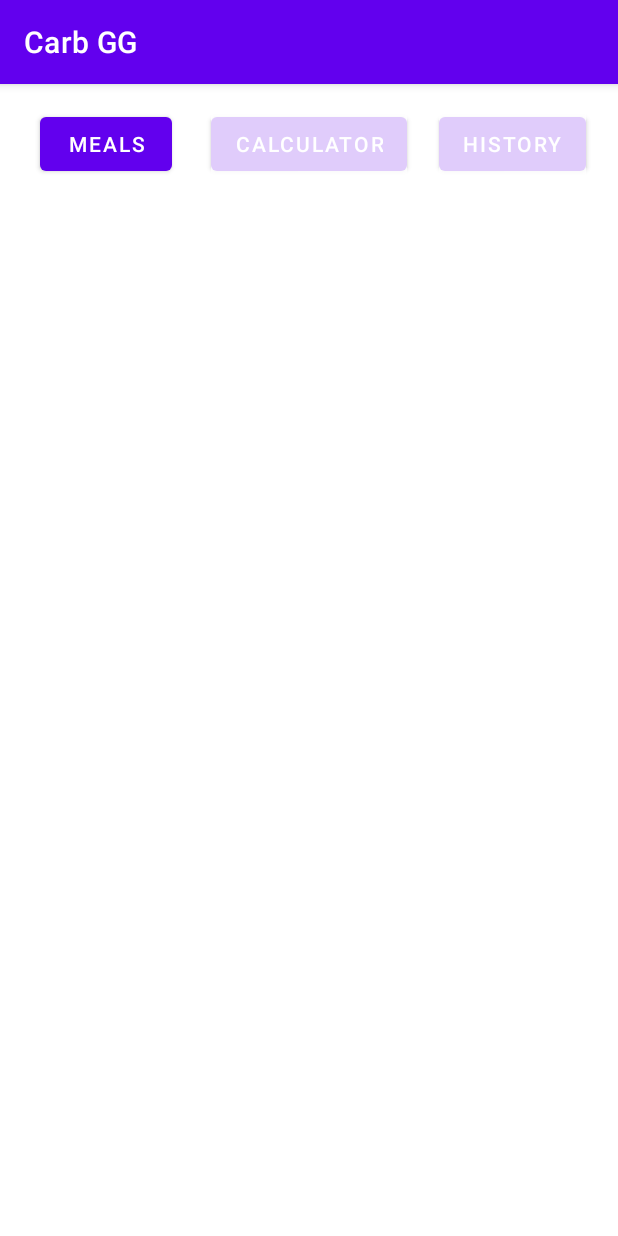
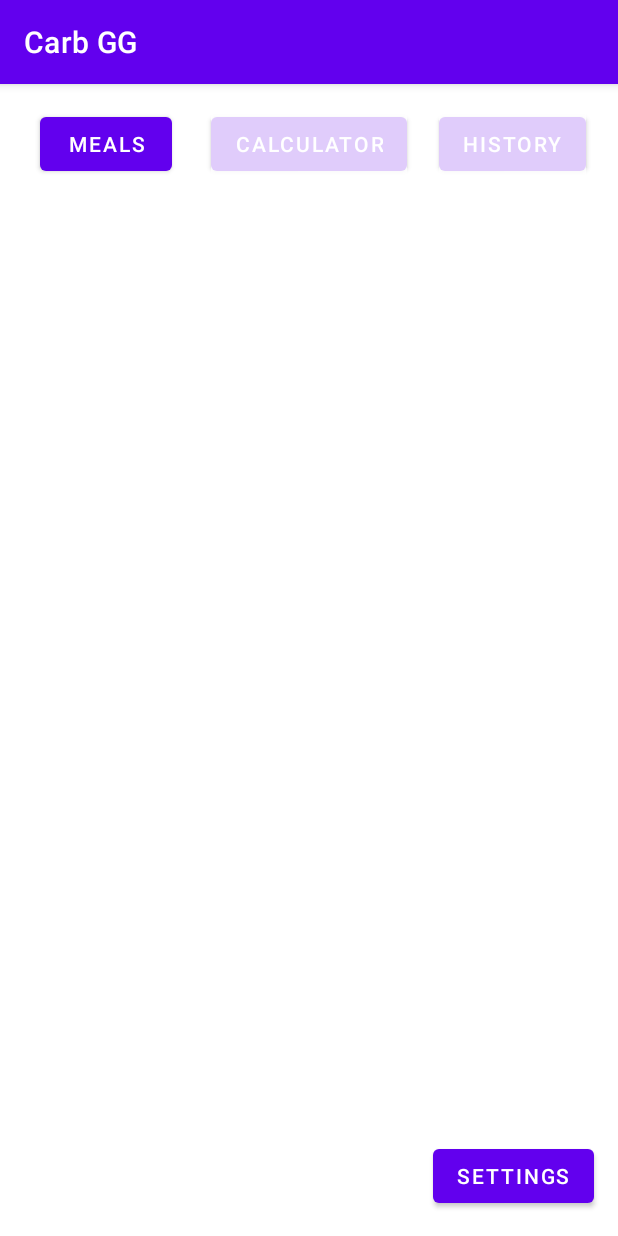
Before and after one commit to Fieldbishop/Carb-GG, an Android app: the SwipeLeft screen opened directly, with no data from a screen before it, on a phone screen of 412 x 824 dp. Run offline under Robolectric (Android 15) with nearby library versions, the phone set to English and light mode, and no system bars.

Commit message:
hitsisti ruutui lisää

```diff
--- a/app/src/main/AndroidManifest.xml
+++ b/app/src/main/AndroidManifest.xml
@@ -9,8 +9,7 @@
         android:roundIcon="@mipmap/ic_launcher_round"
         android:supportsRtl="true"
         android:theme="@style/Theme.CarbGG">
-        <activity android:name=".SettingsPage"></activity>
-        <activity android:name=".SwipeRight" />
+        <activity android:name=".SwipeRight"></activity>
         <activity android:name=".SwipeLeft" />
         <activity android:name=".MainActivity">
             <intent-filter>
--- a/app/src/main/res/layout/activity_swipe_left.xml
+++ b/app/src/main/res/layout/activity_swipe_left.xml
@@ -5,6 +5,7 @@
     android:layout_width="match_parent"
     android:layout_height="match_parent"
     tools:context=".SwipeLeft">
+
     <Button
         android:id="@+id/leftScreenButton"
         android:layout_width="wrap_content"
@@ -14,27 +15,37 @@
         app:layout_constraintEnd_toStartOf="@+id/homeScreenButton"
         app:layout_constraintStart_toStartOf="parent"
         app:layout_constraintTop_toTopOf="parent" />
+
     <Button
         android:id="@+id/homeScreenButton"
         android:layout_width="wrap_content"
         android:layout_height="wrap_content"
         android:layout_marginTop="16dp"
-        android:foreground="@color/BtnForegroundNotActive"
-        android:onClick="btnCalculator"
+        android:foreground="@color/BtnForeground_NotActive"
         android:text="@string/calculator"
         android:textColorLink="@color/teal_200"
         app:layout_constraintEnd_toEndOf="parent"
         app:layout_constraintStart_toStartOf="parent"
         app:layout_constraintTop_toTopOf="parent" />
+
     <Button
         android:id="@+id/rightScreenButton"
         android:layout_width="wrap_content"
         android:layout_height="wrap_content"
         android:layout_marginTop="16dp"
-        android:foreground="@color/BtnForegroundNotActive"
-        android:onClick="btnHistory"
+        android:foreground="@color/BtnForeground_NotActive"
         android:text="@string/history"
         app:layout_constraintEnd_toEndOf="parent"
         app:layout_constraintStart_toEndOf="@+id/homeScreenButton"
         app:layout_constraintTop_toTopOf="parent" />
+
+    <Button
+        android:id="@+id/settingsButton"
+        android:layout_width="wrap_content"
+        android:layout_height="wrap_content"
+        android:layout_marginEnd="16dp"
+        android:layout_marginBottom="16dp"
+        android:text="@string/settings"
+        app:layout_constraintBottom_toBottomOf="parent"
+        app:layout_constraintEnd_toEndOf="parent" />
 </androidx.constraintlayout.widget.ConstraintLayout>
--- a/app/src/main/res/values/colors.xml
+++ b/app/src/main/res/values/colors.xml
@@ -7,6 +7,6 @@
     <color name="teal_700">#FF018786</color>
     <color name="black">#FF000000</color>
     <color name="white">#FFFFFFFF</color>
-    <color name="BtnForegroundNotActive">#CCFFFFFF</color>
+    <color name="BtnForeground_NotActive">#CCFFFFFF</color>
 
 </resources>
```
Also changed, not shown: app/src/main/java/com/example/carbgg/MainActivity.java (+1 -16 lines), app/src/main/java/com/example/carbgg/SwipeLeft.java (+1 -11 lines), app/src/main/java/com/example/carbgg/SwipeRight.java (+1 -11 lines), app/src/main/res/layout/activity_main.xml (+2 -5 lines), app/src/main/res/layout/activity_swipe_right.xml (+14 -4 lines).
